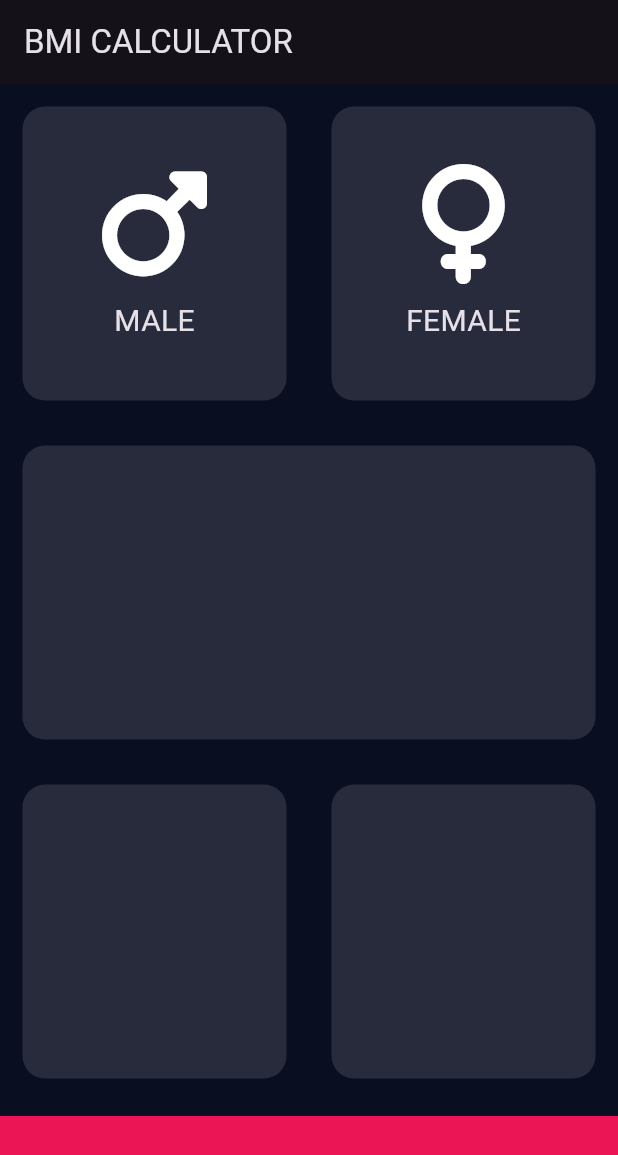
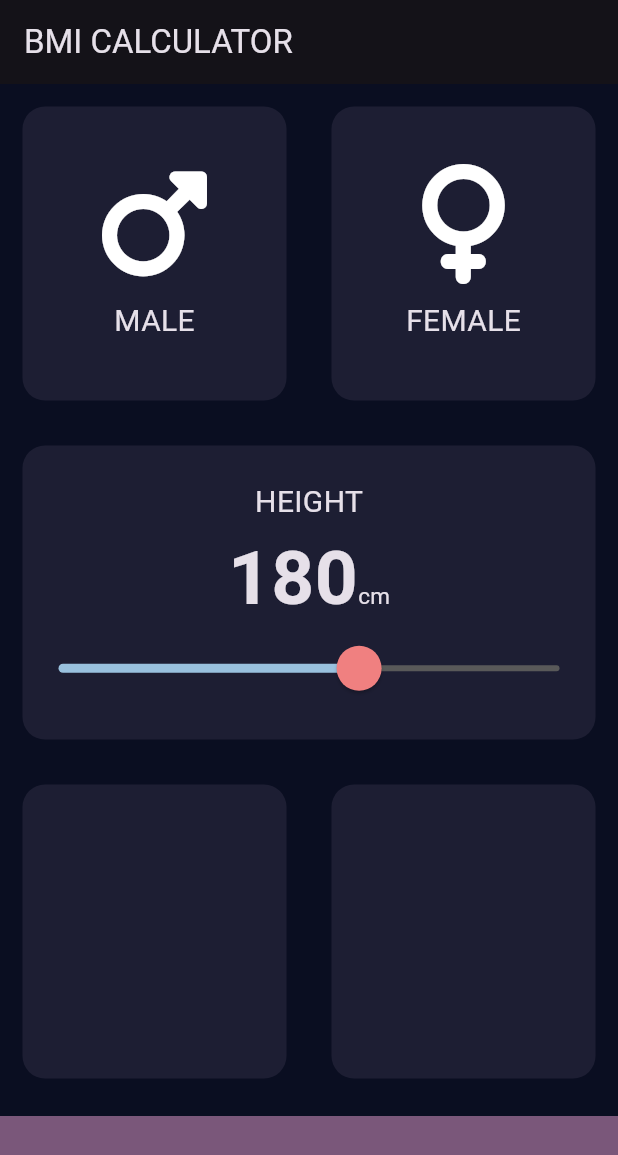
Before and after one commit to theiozyurt/BMI--Calculator, a Flutter app: the screen it shows after launch, on a phone screen of 412 x 824 dp. Shown: the top 1155 px of the screen. Run offline on Flutter 3.47's test engine with Material 3 defaults, Android fonts, the phone set to English and light mode, and no system bars; our stand-ins replace font_awesome_flutter.

Commit message:
second commit

```diff
--- /dev/null
+++ b/lib/constants.dart
@@ -0,0 +1,16 @@
+import 'package:flutter/material.dart';
+
+const kFemaleActiveCardColor = Color(0xFFA53860);
+const kMaleActiveCardColor = Color(0xFF134074);
+const kInactiveCardColor = Color(0xFF1D1E33);
+const kBottomContainerColor = Color(0xFF7A577A);
+const kBottomContainerHeight = 80.0;
+
+const kLabelTextStyle = TextStyle(
+  fontSize: 20.0,
+);
+
+const kNumberTextStyle = TextStyle(
+  fontSize: 50.0,
+  fontWeight: FontWeight.bold,
+);
--- a/lib/icon_includes.dart
+++ b/lib/icon_includes.dart
@@ -1,8 +1,5 @@
 import 'package:flutter/material.dart';
-
-const labelTextStyle = TextStyle(
-  fontSize: 20.0,
-);
+import 'constants.dart';
 
 class iconIncludes extends StatelessWidget {
   final IconData icon1;
@@ -29,7 +26,7 @@ class iconIncludes extends StatelessWidget {
         ),
         Text(label,
             //label! (Alternative, for make it nullable)
-            style: labelTextStyle),
+            style: kLabelTextStyle),
       ],
     );
   }
--- a/lib/input_page.dart
+++ b/lib/input_page.dart
@@ -2,19 +2,24 @@ import 'package:flutter/material.dart';
 import 'package:font_awesome_flutter/font_awesome_flutter.dart';
 import 'icon_includes.dart';
 import 'reusable_card.dart';
+import 'constants.dart';
 
-const activeCardColor = Color(0xFF1D1E33);
-const bottomContainerColor = Color(0xFFEB1555);
-const bottomContainerHeight = 80.0;
+enum Genders {
+  male,
+  female,
+}
 
 class InputPage extends StatefulWidget {
-  const InputPage({super.key});
-
   @override
   State<InputPage> createState() => _InputPageState();
 }
 
 class _InputPageState extends State<InputPage> {
+  Color maleCardColor = kInactiveCardColor;
+  Color femaleCardColor = kInactiveCardColor;
+  Genders? selectedGender;
+  int height = 180;
+
   @override
   Widget build(BuildContext context) {
     return Scaffold(
@@ -31,16 +36,30 @@ class _InputPageState extends State<InputPage> {
               children: <Widget>[
                 Expanded(
                   child: ReusableCard(
+                    onPress: () {
+                      setState(() {
+                        selectedGender = Genders.male;
+                      });
+                    },
                     cardChild: iconIncludes(
                       icon1: FontAwesomeIcons.mars,
                       label: 'MALE',
                     ),
-                    colour: activeCardColor,
+                    colour: selectedGender == Genders.male
+                        ? maleCardColor = kMaleActiveCardColor
+                        : maleCardColor = kInactiveCardColor,
                   ),
                 ),
                 Expanded(
                   child: ReusableCard(
-                    colour: activeCardColor,
+                    onPress: () {
+                      setState(() {
+                        selectedGender = Genders.female;
+                      });
+                    },
+                    colour: selectedGender == Genders.female
+                        ? femaleCardColor = kFemaleActiveCardColor
+                        : femaleCardColor = kInactiveCardColor,
                     cardChild: iconIncludes(
                       icon1: FontAwesomeIcons.venus,
                       label: 'FEMALE',
@@ -52,28 +71,71 @@ class _InputPageState extends State<InputPage> {
           ),
           Expanded(
             child: ReusableCard(
-              colour: activeCardColor,
+              cardChild: Column(
+                mainAxisAlignment: MainAxisAlignment.center,
+                children: <Widget>[
+                  const Text(
+                    'HEIGHT',
+                    style: kLabelTextStyle,
+                  ),
+                  Row(
+                    mainAxisAlignment: MainAxisAlignment.center,
+                    crossAxisAlignment: CrossAxisAlignment.baseline,
+                    textBaseline: TextBaseline.alphabetic,
+                    children: <Widget>[
+                      Text((height).toString(), style: kNumberTextStyle),
+                      Text(
+                        'cm',
+                        style: TextStyle(
+                          fontSize: 15.0,
+                        ),
+                      ),
+                    ],
+                  ),
+                  SliderTheme(
+                    data: SliderTheme.of(context).copyWith(
+                      thumbShape: RoundSliderThumbShape(
+                        enabledThumbRadius: 15.0,
+                      ),
+                    ),
+                    child: Slider(
+                      thumbColor: Color(0xFFF08080),
+                      value: (height).toDouble(),
+                      min: 120.0,
+                      max: 220.0,
+                      activeColor: Color(0xFF99C1DE),
+                      inactiveColor: Color(0xFF595959),
+                      onChanged: (double newValue) {
+                        setState(
+                          () {
+                            height = newValue.round();
+                          },
+                        );
+                      },
+                    ),
+                  )
+                ],
+              ),
+              colour: kInactiveCardColor,
             ),
           ),
           Expanded(
             child: Row(
               children: <Widget>[
                 Expanded(
-                  child: ReusableCard(
-                    colour: activeCardColor,
-                  ),
+                  child: ReusableCard(colour: kInactiveCardColor),
                 ),
                 Expanded(
                   child: ReusableCard(
-                    colour: activeCardColor,
+                    colour: kInactiveCardColor,
                   ),
                 )
               ],
             ),
           ),
           Container(
-            color: bottomContainerColor,
-            height: bottomContainerHeight,
+            color: kBottomContainerColor,
+            height: kBottomContainerHeight,
             width: double.infinity,
             margin: EdgeInsets.only(top: 10.0),
           )
--- a/lib/reusable_card.dart
+++ b/lib/reusable_card.dart
@@ -1,18 +1,23 @@
 import 'package:flutter/material.dart';
 
 class ReusableCard extends StatelessWidget {
-  ReusableCard({required this.colour, this.cardChild});
+  ReusableCard({required this.colour, this.cardChild, this.onPress});
 
   final Color colour;
   final Widget? cardChild;
+  final GestureTapCallback? onPress;
+
   @override
   Widget build(BuildContext context) {
-    return Container(
-      child: cardChild,
-      margin: EdgeInsets.all(15.0),
-      decoration: BoxDecoration(
-        color: Colors.white12,
-        borderRadius: BorderRadius.circular(15.0),
+    return GestureDetector(
+      onTap: onPress,
+      child: Container(
+        child: cardChild,
+        margin: EdgeInsets.all(15.0),
+        decoration: BoxDecoration(
+          color: colour,
+          borderRadius: BorderRadius.circular(15.0),
+        ),
       ),
     );
   }
```
